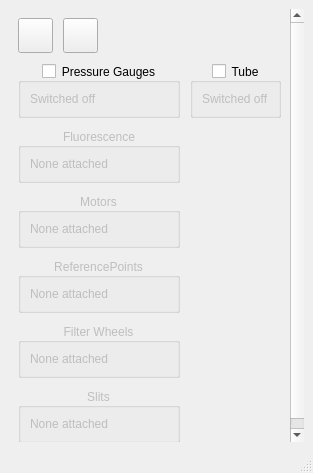
Before: the Qt Designer form Gui/forms/form_gui.ui in slsdetectorgroup/motorControlSoftware, drawn with Qt 5.
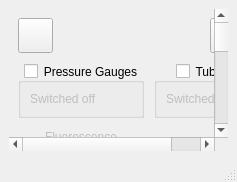
After: the same form once the commit is applied. Icons and pictures are not drawn.

Patch:
```diff
--- a/Gui/forms/form_gui.ui
+++ b/Gui/forms/form_gui.ui
@@ -6,8 +6,8 @@
    <rect>
     <x>0</x>
     <y>0</y>
-    <width>313</width>
-    <height>473</height>
+    <width>237</width>
+    <height>182</height>
    </rect>
   </property>
   <property name="sizePolicy">
@@ -266,105 +266,6 @@
           </layout>
          </widget>
         </item>
-        <item row="2" column="0">
-         <layout class="QHBoxLayout" name="horizontalLayout">
-          <item>
-           <widget class="QPushButton" name="pushUpdate">
-            <property name="sizePolicy">
-             <sizepolicy hsizetype="Fixed" vsizetype="Fixed">
-              <horstretch>0</horstretch>
-              <verstretch>0</verstretch>
-             </sizepolicy>
-            </property>
-            <property name="minimumSize">
-             <size>
-              <width>35</width>
-              <height>35</height>
-             </size>
-            </property>
-            <property name="maximumSize">
-             <size>
-              <width>35</width>
-              <height>35</height>
-             </size>
-            </property>
-            <property name="toolTip">
-             <string>Refresh</string>
-            </property>
-            <property name="text">
-             <string/>
-            </property>
-            <property name="icon">
-             <iconset resource="../include/icons.qrc">
-              <normaloff>:/icons/images/refresh.png</normaloff>:/icons/images/refresh.png</iconset>
-            </property>
-            <property name="iconSize">
-             <size>
-              <width>24</width>
-              <height>24</height>
-             </size>
-            </property>
-            <property name="flat">
-             <bool>false</bool>
-            </property>
-           </widget>
-          </item>
-          <item>
-           <widget class="QPushButton" name="pushOptions">
-            <property name="sizePolicy">
-             <sizepolicy hsizetype="Fixed" vsizetype="Fixed">
-              <horstretch>0</horstretch>
-              <verstretch>0</verstretch>
-             </sizepolicy>
-            </property>
-            <property name="minimumSize">
-             <size>
-              <width>35</width>
-              <height>35</height>
-             </size>
-            </property>
-            <property name="maximumSize">
-             <size>
-              <width>35</width>
-              <height>35</height>
-             </size>
-            </property>
-            <property name="toolTip">
-             <string>Tools</string>
-            </property>
-            <property name="text">
-             <string/>
-            </property>
-            <property name="icon">
-             <iconset resource="../include/icons.qrc">
-              <normaloff>:/icons/images/setup.png</normaloff>:/icons/images/setup.png</iconset>
-            </property>
-            <property name="iconSize">
-             <size>
-              <width>24</width>
-              <height>24</height>
-             </size>
-            </property>
-            <property name="flat">
-             <bool>false</bool>
-            </property>
-           </widget>
-          </item>
-          <item>
-           <spacer name="horizontalSpacer">
-            <property name="orientation">
-             <enum>Qt::Horizontal</enum>
-            </property>
-            <property name="sizeHint" stdset="0">
-             <size>
-              <width>40</width>
-              <height>20</height>
-             </size>
-            </property>
-           </spacer>
-          </item>
-         </layout>
-        </item>
         <item row="5" column="0">
          <widget class="QGroupBox" name="groupFluorescence">
           <property name="enabled">
@@ -458,6 +359,105 @@
           </layout>
          </widget>
         </item>
+        <item row="2" column="0" colspan="2">
+         <layout class="QHBoxLayout" name="horizontalLayout">
+          <item>
+           <widget class="QPushButton" name="pushUpdate">
+            <property name="sizePolicy">
+             <sizepolicy hsizetype="Fixed" vsizetype="Fixed">
+              <horstretch>0</horstretch>
+              <verstretch>0</verstretch>
+             </sizepolicy>
+            </property>
+            <property name="minimumSize">
+             <size>
+              <width>35</width>
+              <height>35</height>
+             </size>
+            </property>
+            <property name="maximumSize">
+             <size>
+              <width>35</width>
+              <height>35</height>
+             </size>
+            </property>
+            <property name="toolTip">
+             <string>Refresh</string>
+            </property>
+            <property name="text">
+             <string/>
+            </property>
+            <property name="icon">
+             <iconset resource="../include/icons.qrc">
+              <normaloff>:/icons/images/refresh.png</normaloff>:/icons/images/refresh.png</iconset>
+            </property>
+            <property name="iconSize">
+             <size>
+              <width>24</width>
+              <height>24</height>
+             </size>
+            </property>
+            <property name="flat">
+             <bool>false</bool>
+            </property>
+           </widget>
+          </item>
+          <item>
+           <spacer name="horizontalSpacer">
+            <property name="orientation">
+             <enum>Qt::Horizontal</enum>
+            </property>
+            <property name="sizeHint" stdset="0">
+             <size>
+              <width>40</width>
+              <height>20</height>
+             </size>
+            </property>
+           </spacer>
+          </item>
+          <item>
+           <widget class="QPushButton" name="pushOptions">
+            <property name="sizePolicy">
+             <sizepolicy hsizetype="Fixed" vsizetype="Fixed">
+              <horstretch>0</horstretch>
+              <verstretch>0</verstretch>
+             </sizepolicy>
+            </property>
+            <property name="minimumSize">
+             <size>
+              <width>35</width>
+              <height>35</height>
+             </size>
+            </property>
+            <property name="maximumSize">
+             <size>
+              <width>35</width>
+              <height>35</height>
+             </size>
+            </property>
+            <property name="toolTip">
+             <string>Tools</string>
+            </property>
+            <property name="text">
+             <string/>
+            </property>
+            <property name="icon">
+             <iconset resource="../include/icons.qrc">
+              <normaloff>:/icons/images/setup.png</normaloff>:/icons/images/setup.png</iconset>
+            </property>
+            <property name="iconSize">
+             <size>
+              <width>24</width>
+              <height>24</height>
+             </size>
+            </property>
+            <property name="flat">
+             <bool>false</bool>
+            </property>
+           </widget>
+          </item>
+         </layout>
+        </item>
        </layout>
       </widget>
      </widget>
```
